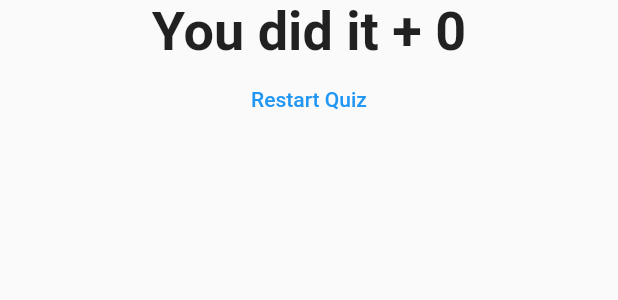
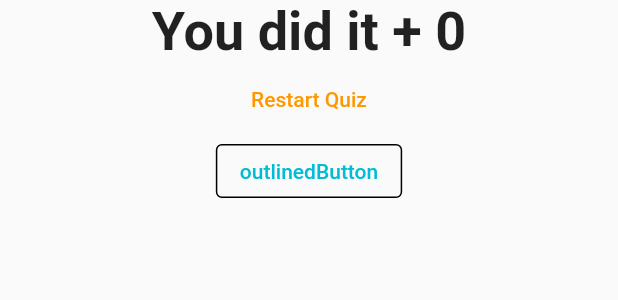
Before and after one commit to tonysodeep/quiz_game, a Flutter app: the Resutl widget shown alone on an empty page, opened directly with empty values, on a phone screen of 412 x 824 dp. Shown: the top 300 px of the screen. Run offline on Flutter 3.47's test engine with Material 2 defaults, Android fonts, the phone set to English and light mode, and no system bars.

Commit message:
new button

```diff
--- a/lib/result.dart
+++ b/lib/result.dart
@@ -21,10 +21,20 @@ class Resutl extends StatelessWidget {
             style: TextStyle(fontSize: 36, fontWeight: FontWeight.bold),
             textAlign: TextAlign.center,
           ),
-          FlatButton(
+          TextButton(
             onPressed: this.resetQuiz,
             child: Text('Restart Quiz'),
-            textColor: Colors.blue,
+            style: TextButton.styleFrom(
+              primary: Colors.orange,
+            ),
+          ),
+          OutlinedButton(
+            onPressed: () => print('hello'),
+            child: Text('outlinedButton'),
+            style: OutlinedButton.styleFrom(
+              primary: Colors.cyan,
+              side: BorderSide(color: Colors.black),
+            ),
           ),
         ],
       ),
```
Also changed, not shown: lib/answer.dart (+6 -3 lines).
